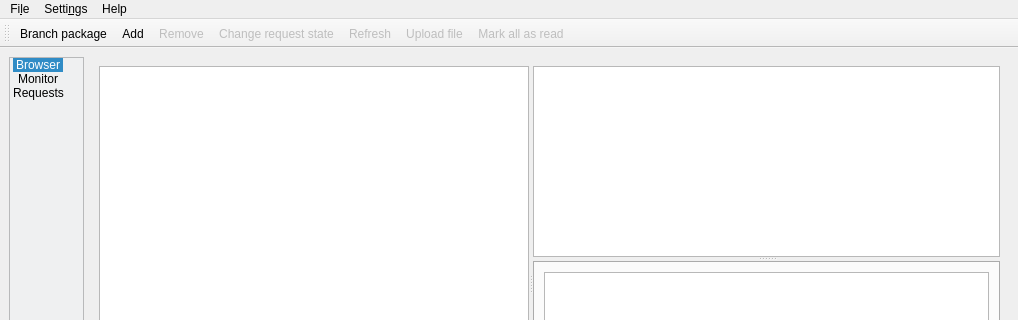
Before: the Qt Designer form src/gui/mainwindow.ui in javierllorente/qactus, drawn with Qt 5; both pictures show x 0 to 1018 and y 0 to 320 of the 1018 by 540 pixel window.
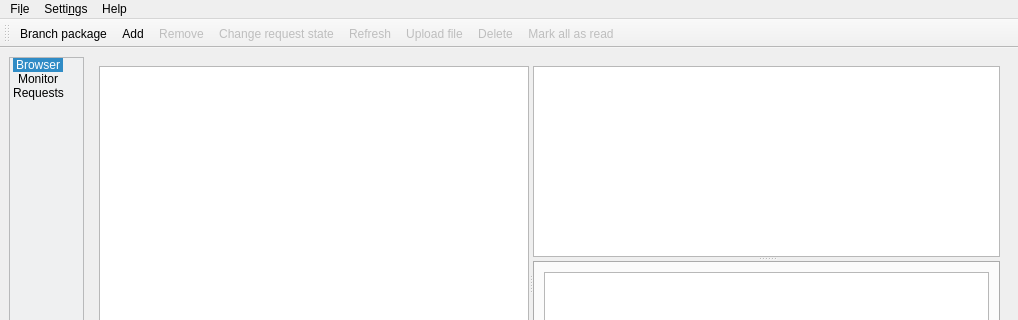
After: the same form once the commit is applied. Icons and pictures are not drawn. Custom widgets are drawn as their Qt base class.

Commit message: Refactoring: one delete button to rule them all! - Action is now set dinamically based on item selected (project, package or file). There is no delete submenu anymore

```diff
--- a/src/gui/mainwindow.ui
+++ b/src/gui/mainwindow.ui
@@ -408,6 +408,7 @@
    <addaction name="actionChange_request_state"/>
    <addaction name="action_Refresh"/>
    <addaction name="action_Upload_file"/>
+   <addaction name="action_Delete"/>
    <addaction name="action_Mark_all_as_read"/>
   </widget>
   <action name="action_About">
@@ -571,6 +572,20 @@
     <string>Ctrl+U</string>
    </property>
   </action>
+  <action name="action_Delete">
+   <property name="enabled">
+    <bool>false</bool>
+   </property>
+   <property name="icon">
+    <iconset theme="trash-empty"/>
+   </property>
+   <property name="text">
+    <string>&amp;Delete</string>
+   </property>
+   <property name="visible">
+    <bool>false</bool>
+   </property>
+  </action>
  </widget>
  <customwidgets>
   <customwidget>
```
The commit also changes 2 other files.
